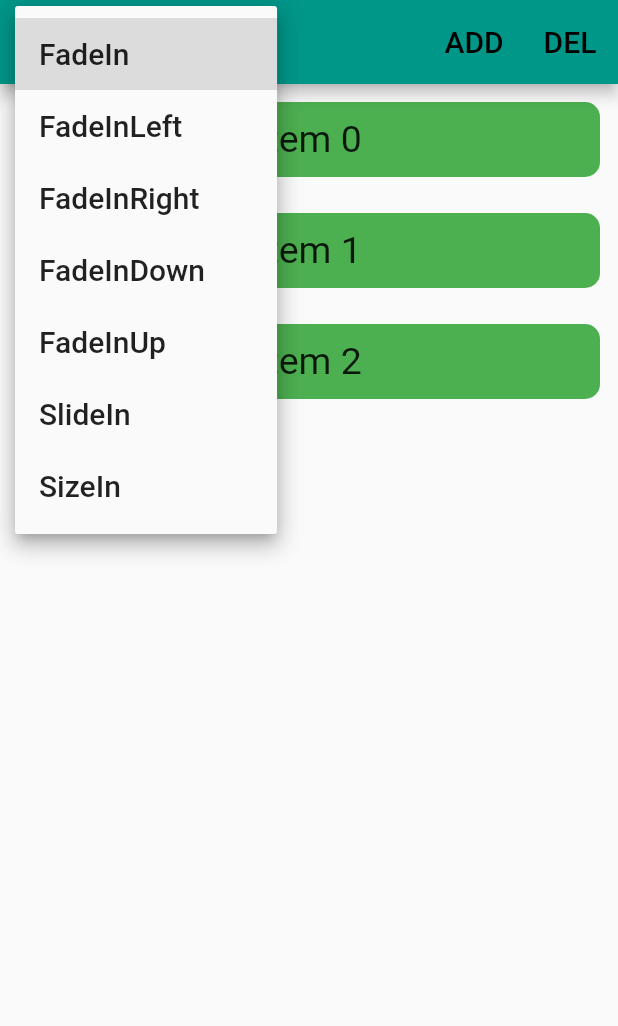
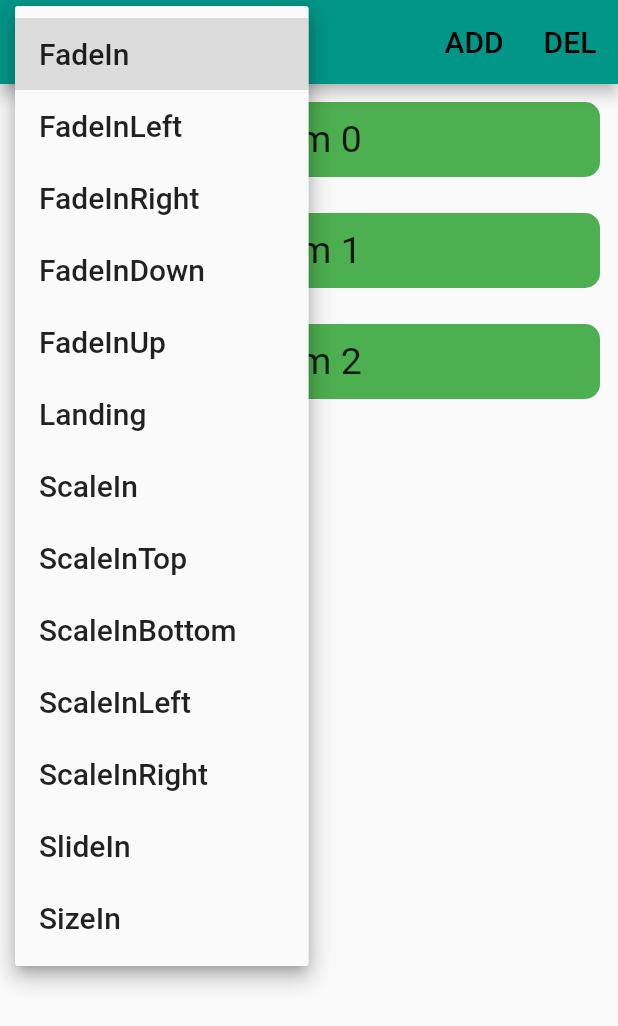
Before and after one commit to canopas/animated_reorderable_list, a Flutter app: the screen it shows after launch, after a tap on "FadeIn", on a phone screen of 412 x 824 dp. Shown: the top 1026 px of the screen. Run offline on Flutter 3.47's test engine with Material 2 defaults, Android fonts, the phone set to English and light mode, and no system bars; missing offline and left inert: diffutil_dart.

Commit message:
Add scale animations

```diff
--- a/lib/animation/animation.dart
+++ b/lib/animation/animation.dart
@@ -3,5 +3,11 @@ export 'fadein_left.dart';
 export 'fadein_right.dart';
 export 'fade_in_down.dart';
 export 'fade_in_up.dart';
+export 'landing.dart';
+export 'scale_in.dart';
+export 'scale_in_top.dart';
+export 'scale_in_bottom.dart';
+export 'scale_in_left.dart';
+export 'scale_in_right.dart';
 export 'size_in.dart';
 export 'slide_in.dart';
--- a/lib/animation/fadein_left.dart
+++ b/lib/animation/fadein_left.dart
@@ -10,7 +10,7 @@ class FadeInLeft extends StatelessWidget {
 
   @override
   Widget build(BuildContext context) {
-    return   SlideInAnimation(
+    return   SlideIn(
       animation: animation,
       child: FadeTransition(
         opacity:animation,
--- /dev/null
+++ b/lib/animation/scale_in.dart
@@ -0,0 +1,13 @@
+import 'package:flutter/cupertino.dart';
+
+class ScaleIn extends StatelessWidget {
+  final Widget child;
+  final Animation<double> animation;
+  const ScaleIn({Key? key,required this.child, required this.animation}):super(key: key);
+
+  @override
+  Widget build(BuildContext context) {
+    return  ScaleTransition(
+      scale: animation,child: child,);
+  }
+}
--- a/lib/animation/size_in.dart
+++ b/lib/animation/size_in.dart
@@ -1,10 +1,10 @@
 import 'package:flutter/cupertino.dart';
 
-class SizeInAnimation extends StatelessWidget {
+class SizeIn extends StatelessWidget {
   final Widget child;
   final Animation<double> animation;
 
-  const SizeInAnimation(
+  const SizeIn(
       {Key? key, required this.child, required this.animation})
       :super(key: key);
 
--- a/lib/animation/slide_in.dart
+++ b/lib/animation/slide_in.dart
@@ -1,11 +1,11 @@
 import 'package:flutter/cupertino.dart';
 
 
-class SlideInAnimation extends StatelessWidget {
+class SlideIn extends StatelessWidget {
   final Widget child;
   final Animation<double> animation;
 
-  const SlideInAnimation(
+  const SlideIn(
       {Key? key, required this.child, required this.animation})
       :super(key: key);
 
--- a/lib/extra/fade_in_left_with_size.dart
+++ b/lib/extra/fade_in_left_with_size.dart
@@ -14,7 +14,7 @@ class FadeInLeftWithSize extends StatelessWidget {
       sizeFactor:Animation.fromValueListenable(animation,transformer: (value){
         return (value).clamp(0, 1);
       }),
-      child: SlideInAnimation(
+      child: SlideIn(
         animation: animation,
         child: FadeTransition(
           opacity:animation,
--- a/lib/provider/animation_provider.dart
+++ b/lib/provider/animation_provider.dart
@@ -3,6 +3,8 @@ import 'package:motion_list/animation/animation.dart';
 import 'package:motion_list/animation/fade_in.dart';
 import 'package:motion_list/animation/fadein_left.dart';
 import 'package:motion_list/animation/fadein_right.dart';
+import 'package:motion_list/animation/landing.dart';
+import 'package:motion_list/animation/scale_in.dart';
 import 'package:motion_list/animation/size_in.dart';
 import 'package:motion_list/animation/slide_in.dart';
 
@@ -22,13 +24,22 @@ class AnimationProvider {
         return FadeInDown(animation: animation, child: child);
       case(AnimationType.fadeInUp):
         return FadeInUp(animation: animation, child: child);
+      case(AnimationType.landing):
+        return Landing(animation: animation, child: child);
+      case(AnimationType.scaleIn):
+        return ScaleIn(animation: animation, child: child);
+      case(AnimationType.scaleInTop):
+        return ScaleInTop(animation: animation, child: child);
+      case(AnimationType.scaleInBottom):
+        return ScaleInBottom(animation: animation, child: child);
+      case(AnimationType.scaleInLeft):
+        return ScaleInLeft(animation: animation, child: child);
+      case(AnimationType.scaleInRight):
+        return ScaleInRight(animation: animation, child: child);
       case (AnimationType.slideIn):
-        return SlideInAnimation(
-          animation: animation,
-          child: child,
-        );
+        return SlideIn(animation: animation, child: child);
       case (AnimationType.sizeIn):
-        return SizeInAnimation(animation: animation, child: child);
+        return SizeIn(animation: animation, child: child);
 
     }
   }
--- a/lib/provider/animation_type.dart
+++ b/lib/provider/animation_type.dart
@@ -4,6 +4,12 @@ enum AnimationType{
   fadeInRight,
   fadeInDown,
   fadeInUp,
+  landing,
+  scaleIn,
+  scaleInTop,
+  scaleInBottom,
+  scaleInLeft,
+  scaleInRight,
   slideIn,
   sizeIn
 }
```
Also changed, not shown: lib/animation/landing.dart (added, +16 -0 lines), lib/animation/scale_in_bottom.dart (added, +15 -0 lines), lib/animation/scale_in_left.dart (added, +15 -0 lines), lib/animation/scale_in_right.dart (added, +15 -0 lines), lib/animation/scale_in_top.dart (added, +15 -0 lines).
